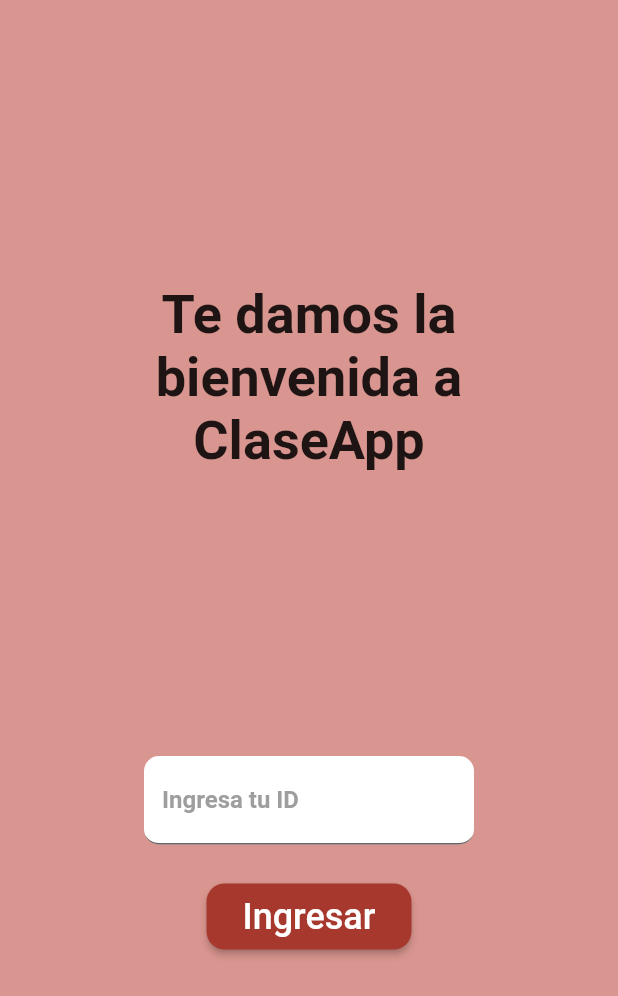
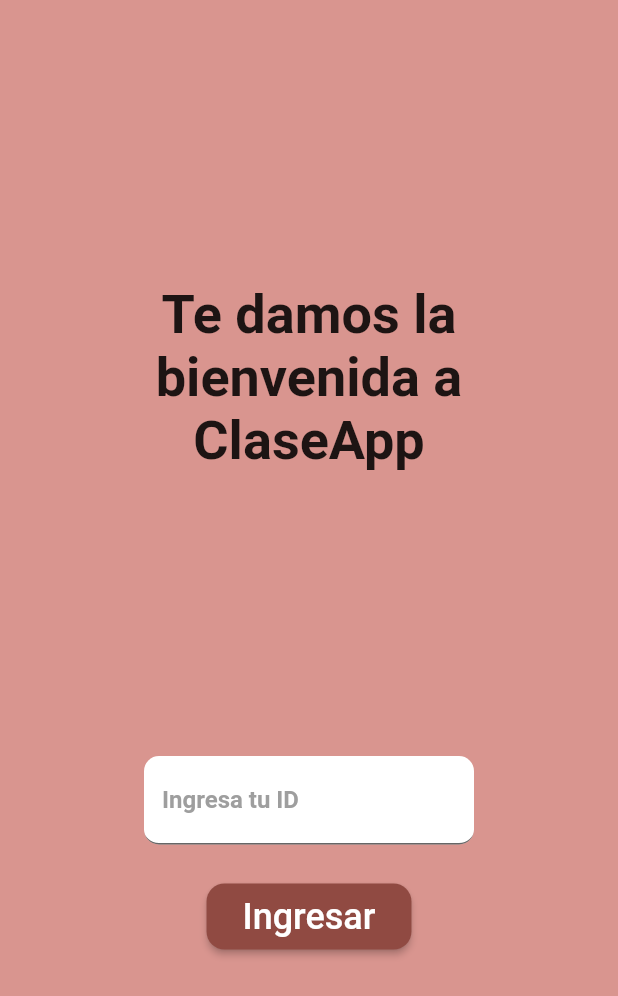
Before and after one commit to jreyes0431/ing-sw-flutter-sample, a Flutter app: the screen it shows after launch, on a phone screen of 412 x 824 dp. Shown: the top 996 px of the screen. Run offline on Flutter 3.47's test engine with Material 2 defaults, Android fonts, the phone set to English and light mode, and no system bars.

Commit message:
refactor: unnecesary color due to theme

```diff
--- a/lib/welcome_page.dart
+++ b/lib/welcome_page.dart
@@ -65,8 +65,6 @@
                   borderRadius: BorderRadius.circular(12),
                 ),
               ),
-              backgroundColor:
-                  const MaterialStatePropertyAll(Color(0xFFA6382E)),
             ),
             child: const Padding(
               padding: EdgeInsets.all(8.0),
```
